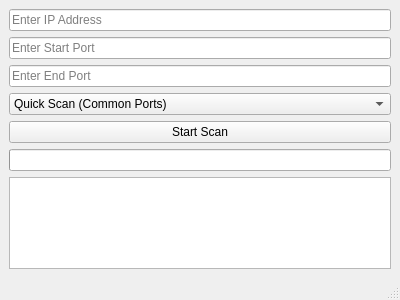
First picture: the form in qt/portscannerwindow.ui, repository JJLibra/XScanner, before the edit.
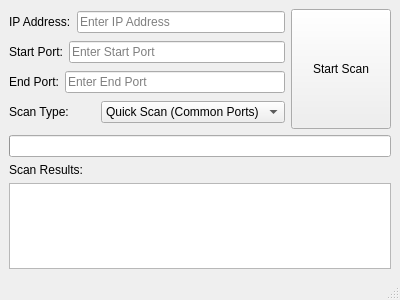
Second picture: the form after the edit.

What changed in the file:
```diff
--- a/qt/portscannerwindow.ui
+++ b/qt/portscannerwindow.ui
@@ -16,12 +16,36 @@
   <widget class="QWidget" name="centralwidget">
    <layout class="QVBoxLayout" name="verticalLayout">
     <item>
+     <layout class="QHBoxLayout">
+      <item>
+       <layout class="QVBoxLayout">
+        <item>
+         <layout class="QHBoxLayout">
+          <item>
+           <widget class="QLabel">
+            <property name="text">
+             <string>IP Address:</string>
+            </property>
+           </widget>
+          </item>
+          <item>
      <widget class="QLineEdit" name="ipLineEdit">
       <property name="placeholderText">
        <string>Enter IP Address</string>
       </property>
      </widget>
     </item>
+         </layout>
+        </item>
+        <item>
+         <layout class="QHBoxLayout">
+          <item>
+           <widget class="QLabel">
+            <property name="text">
+             <string>Start Port:</string>
+            </property>
+           </widget>
+          </item>
     <item>
      <widget class="QLineEdit" name="startPortLineEdit">
       <property name="placeholderText">
@@ -29,6 +53,17 @@
       </property>
      </widget>
     </item>
+         </layout>
+        </item>
+        <item>
+         <layout class="QHBoxLayout">
+          <item>
+           <widget class="QLabel">
+            <property name="text">
+             <string>End Port:</string>
+            </property>
+           </widget>
+          </item>
     <item>
      <widget class="QLineEdit" name="endPortLineEdit">
       <property name="placeholderText">
@@ -36,6 +71,17 @@
       </property>
      </widget>
     </item>
+         </layout>
+        </item>
+        <item>
+         <layout class="QHBoxLayout">
+          <item>
+           <widget class="QLabel">
+            <property name="text">
+             <string>Scan Type:</string>
+            </property>
+           </widget>
+          </item>
     <item>
      <widget class="QComboBox" name="scanTypeComboBox">
       <item>
@@ -60,16 +106,45 @@
       </item>
      </widget>
     </item>
+         </layout>
+        </item>
+       </layout>
+      </item>
     <item>
      <widget class="QPushButton" name="startButton">
       <property name="text">
        <string>Start Scan</string>
       </property>
-     </widget>
+        <property name="sizePolicy">
+         <sizepolicy hsizetype="Preferred" vsizetype="Preferred">
+          <horstretch>0</horstretch>
+          <verstretch>0</verstretch>
+         </sizepolicy>
+        </property>
+        <property name="minimumSize">
+         <size>
+          <width>100</width>
+          <height>120</height>
+         </size>
+        </property>
+       </widget>
+      </item>
+     </layout>
     </item>
     <item>
      <widget class="QProgressBar" name="progressBar"/>
     </item>
+    <item>
+     <layout class="QHBoxLayout">
+      <item>
+       <widget class="QLabel">
+        <property name="text">
+         <string>Scan Results:</string>
+        </property>
+       </widget>
+      </item>
+     </layout>
+    </item>
     <item>
      <widget class="QTextEdit" name="resultTextEdit"/>
     </item>
```
Left out of the diff: 2 changed lines with no effect on the pictures. Lines whose indentation alone changed are shown as unchanged.
